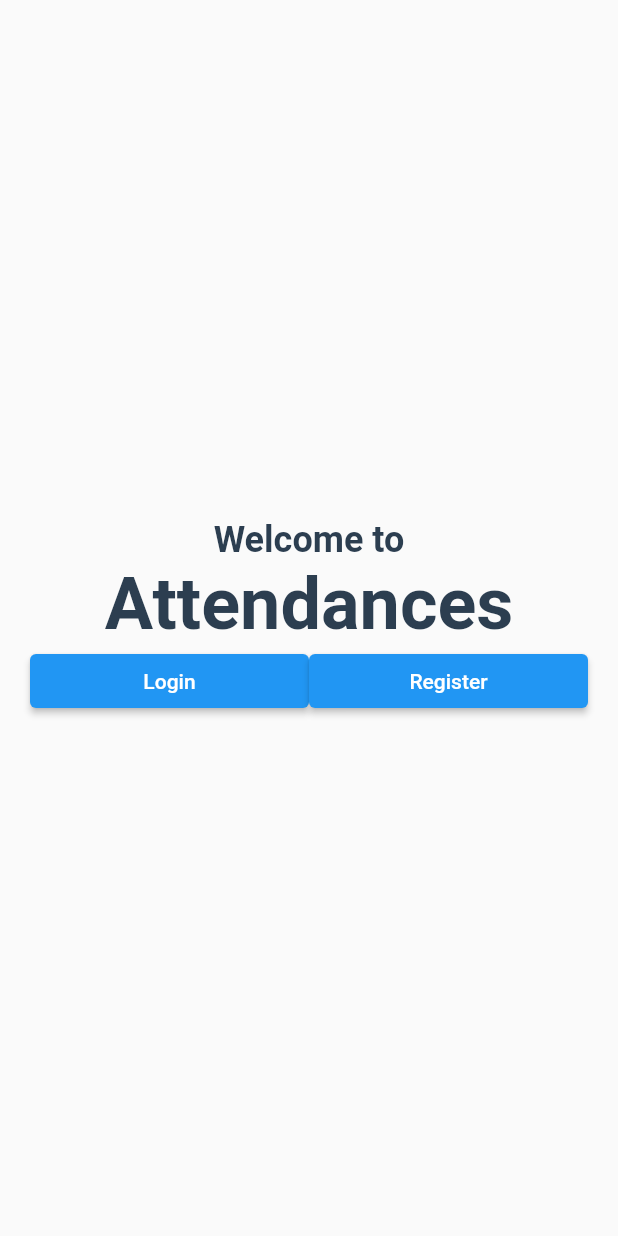
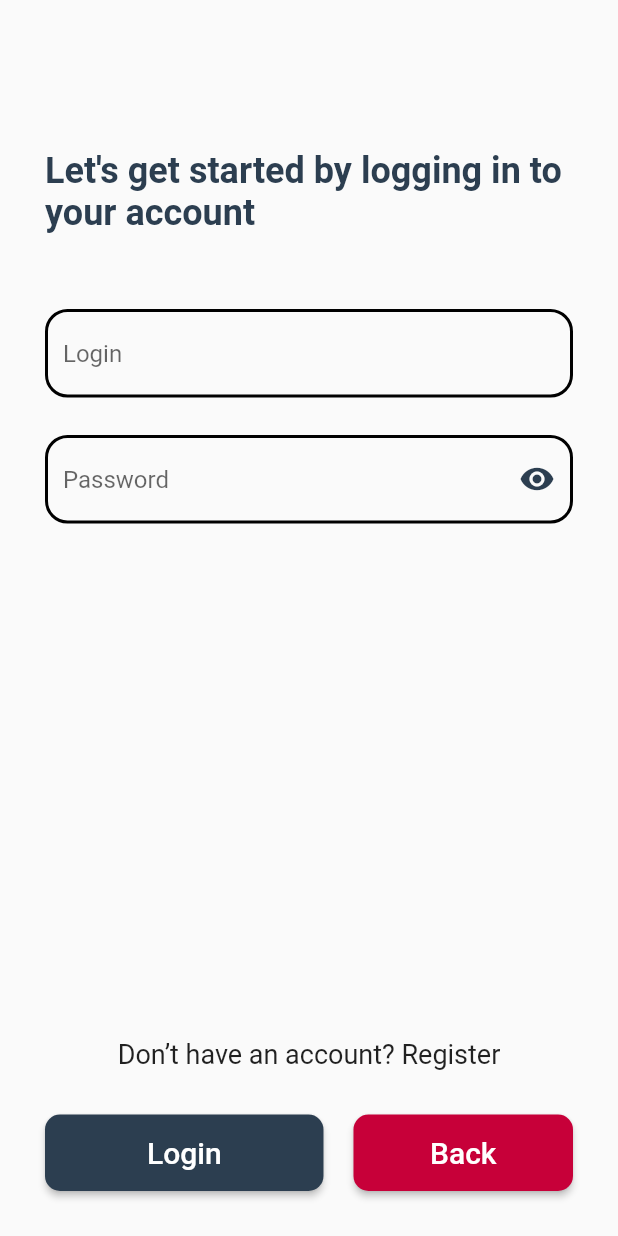
Before and after one commit to Ivanbhagaskara2608/Attendances-Flutter, a Flutter app: the WelcomePage screen opened directly, after a tap on "Login", on a phone screen of 412 x 824 dp. Run offline on Flutter 3.47's test engine with Material 2 defaults, Android fonts, the phone set to English and light mode, and no system bars.

Commit message:
add login UI

```diff
--- /dev/null
+++ b/lib/pages/login.dart
@@ -0,0 +1,75 @@
+import 'package:flutter/material.dart';
+import 'package:flutter_application_1/pages/dashboard.dart';
+import 'package:flutter_application_1/widgets/password_textfield.dart';
+import 'package:flutter_application_1/widgets/textfield_custom.dart';
+
+class Login extends StatelessWidget {
+  @override
+  Widget build(BuildContext context) {
+    return Scaffold(
+      body: Padding(
+        padding: EdgeInsets.symmetric(horizontal: 30, vertical: 30),
+        child: Column(children: [
+          Container(
+            margin: EdgeInsets.only(top: 70),
+            child: Text(
+              "Let's get started by logging in to your account",
+              style: TextStyle(
+                  fontSize: 24,
+                  fontWeight: FontWeight.bold,
+                  color: Color.fromARGB(255, 44, 62, 80)),
+            ),
+          ),
+          SizedBox(height: 25),
+          CustomTextFIeld("Login"),
+          CustomPasswordTextFIeld("Password"),
+          Spacer(),
+          Container(
+            margin: EdgeInsets.only(bottom: 30),
+            child: Text(
+              "Don’t have an account? Register",
+              style: TextStyle(fontSize: 18),
+            ),
+          ),
+          Row(
+            mainAxisAlignment: MainAxisAlignment.spaceAround,
+            children: [
+              Expanded(
+                  child: ElevatedButton(
+                      onPressed: () {
+                        Navigator.push(context, MaterialPageRoute(builder: (context) => Dashboard()));
+                      },
+                      style: ElevatedButton.styleFrom(
+                          shape: RoundedRectangleBorder(
+                              borderRadius: BorderRadius.circular(10)),
+                          backgroundColor:
+                              const Color.fromARGB(255, 44, 62, 80)),
+                      child: Padding(
+                        padding: EdgeInsets.symmetric(vertical: 14),
+                        child: Text("Login",
+                            style:
+                                TextStyle(fontSize: 20, color: Colors.white)),
+                      ))),
+              SizedBox(
+                width: 20,
+              ),
+              ElevatedButton(
+                  onPressed: () {
+                    Navigator.pop(context);
+                  },
+                  style: ElevatedButton.styleFrom(
+                      shape: RoundedRectangleBorder(
+                          borderRadius: BorderRadius.circular(10)),
+                      backgroundColor: const Color.fromARGB(255, 199, 0, 57)),
+                  child: Padding(
+                    padding: EdgeInsets.symmetric(vertical: 14, horizontal: 35),
+                    child: Text("Back",
+                        style: TextStyle(fontSize: 20, color: Colors.white)),
+                  ))
+            ],
+          )
+        ]),
+      ),
+    );
+  }
+}
--- a/lib/pages/splashscreen.dart
+++ b/lib/pages/splashscreen.dart
@@ -1,7 +1,7 @@
 import 'dart:async';
 
 import 'package:flutter/material.dart';
-import 'package:flutter_application_1/pages/dashboard.dart';
+import 'package:flutter_application_1/pages/welcome_page.dart';
 
 class SplashScreen extends StatefulWidget {
   const SplashScreen({super.key});
@@ -18,7 +18,7 @@ class _SplashScreenState extends State<SplashScreen> {
     Timer(Duration(seconds: 3), () {
       Navigator.of(context).pushReplacement(
         MaterialPageRoute(
-          builder: (BuildContext context) => Dashboard(),
+          builder: (BuildContext context) => WelcomePage(),
         ),
       );
     });
--- a/lib/pages/welcome_page.dart
+++ b/lib/pages/welcome_page.dart
@@ -1,14 +1,16 @@
 import 'package:flutter/material.dart';
+import 'package:flutter_application_1/pages/login.dart';
 
 class WelcomePage extends StatelessWidget {
   @override
   Widget build(BuildContext context) {
     return Scaffold(
         body: Padding(
-      padding: EdgeInsets.symmetric(horizontal: 20),
+      padding: EdgeInsets.symmetric(horizontal: 30, vertical: 30),
       child: Column(
-        mainAxisAlignment: MainAxisAlignment.center,
+        crossAxisAlignment: CrossAxisAlignment.start,
         children: [
+          Spacer(),
           Text(
             "Welcome to",
             style: TextStyle(
@@ -23,15 +25,44 @@ class WelcomePage extends StatelessWidget {
                 fontWeight: FontWeight.bold,
                 color: const Color.fromARGB(255, 44, 62, 80)),
           ),
+          Spacer(),
           Row(
             mainAxisAlignment: MainAxisAlignment.spaceAround,
             children: [
               Expanded(
-                  child:
-                      ElevatedButton(onPressed: () {}, child: Text("Login"))),
+                  child: ElevatedButton(
+                      onPressed: () {
+                        Navigator.push(context,
+                            MaterialPageRoute(builder: (context) => Login()));
+                      },
+                      style: ElevatedButton.styleFrom(
+                          shape: RoundedRectangleBorder(
+                              borderRadius: BorderRadius.circular(10)),
+                          backgroundColor:
+                              const Color.fromARGB(255, 44, 62, 80)),
+                      child: Padding(
+                        padding: EdgeInsets.symmetric(vertical: 14),
+                        child: Text("Login",
+                            style:
+                                TextStyle(fontSize: 20, color: Colors.white)),
+                      ))),
+              SizedBox(
+                width: 20,
+              ),
               Expanded(
                   child: ElevatedButton(
-                      onPressed: () {}, child: Text("Register"))),
+                      onPressed: () {},
+                      style: ElevatedButton.styleFrom(
+                          shape: RoundedRectangleBorder(
+                              borderRadius: BorderRadius.circular(10)),
+                          backgroundColor:
+                              const Color.fromARGB(255, 44, 62, 80)),
+                      child: Padding(
+                        padding: EdgeInsets.symmetric(vertical: 14),
+                        child: Text("Register",
+                            style:
+                                TextStyle(fontSize: 20, color: Colors.white)),
+                      ))),
             ],
           )
         ],
--- /dev/null
+++ b/lib/widgets/password_textfield.dart
@@ -0,0 +1,60 @@
+import 'package:flutter/material.dart';
+
+class CustomPasswordTextFIeld extends StatefulWidget {
+  final String hintName;
+
+  CustomPasswordTextFIeld(this.hintName);
+  @override
+  // ignore: library_private_types_in_public_api
+  _CustomPasswordTextFIeldState createState() =>
+      _CustomPasswordTextFIeldState();
+}
+
+class _CustomPasswordTextFIeldState extends State<CustomPasswordTextFIeld> {
+  final inputController = TextEditingController();
+  String password = "";
+  bool isPasswordVisible = false;
+
+  @override
+  void initState() {
+    super.initState();
+
+    inputController.addListener(() {
+      setState(() {});
+    });
+  }
+
+  @override
+  Widget build(BuildContext context) {
+    return Padding(
+      padding: const EdgeInsets.only(top: 25),
+      child: TextField(
+        onChanged: (value) => setState(() => password = value),
+        onSubmitted: (value) => setState(() => password = value),
+        controller: inputController,
+        obscureText: isPasswordVisible,
+        decoration: InputDecoration(
+            hintText: widget.hintName,
+            suffixIcon: IconButton(
+              icon: isPasswordVisible
+                  ? Icon(Icons.visibility_off,
+                      color: Color.fromARGB(255, 44, 62, 80))
+                  : Icon(Icons.visibility,
+                      color: Color.fromARGB(255, 44, 62, 80)),
+              onPressed: () {
+                setState(() {
+                  isPasswordVisible = !isPasswordVisible;
+                });
+              },
+            ),
+            enabledBorder: OutlineInputBorder(
+                borderRadius: BorderRadius.circular(15),
+                borderSide: BorderSide(color: Colors.black, width: 2)),
+            focusedBorder: OutlineInputBorder(
+                borderRadius: BorderRadius.circular(15),
+                borderSide: BorderSide(
+                    color: Color.fromARGB(255, 44, 62, 80), width: 2))),
+      ),
+    );
+  }
+}
--- /dev/null
+++ b/lib/widgets/textfield_custom.dart
@@ -0,0 +1,49 @@
+import 'package:flutter/material.dart';
+
+class CustomTextFIeld extends StatefulWidget {
+  final String hintName;
+
+  CustomTextFIeld(this.hintName);
+  @override
+  // ignore: library_private_types_in_public_api
+  _CustomTextFIeldState createState() => _CustomTextFIeldState();
+}
+
+class _CustomTextFIeldState extends State<CustomTextFIeld> {
+  final inputController = TextEditingController();
+
+  @override
+  void initState() {
+    super.initState();
+
+    inputController.addListener(() {
+      setState(() {});
+    });
+  }
+
+  @override
+  Widget build(BuildContext context) {
+    return Padding(
+      padding: const EdgeInsets.only(top: 25),
+      child: TextField(
+        controller: inputController,
+        decoration: InputDecoration(
+            hintText: widget.hintName,
+            suffixIcon: inputController.text.isEmpty
+                ? Container(width: 0)
+                : IconButton(
+                    icon: Icon(Icons.close,
+                        color: Color.fromARGB(255, 44, 62, 80)),
+                    onPressed: () => inputController.clear(),
+                  ),
+            enabledBorder: OutlineInputBorder(
+                borderRadius: BorderRadius.circular(15),
+                borderSide: BorderSide(color: Colors.black, width: 2)),
+            focusedBorder: OutlineInputBorder(
+                borderRadius: BorderRadius.circular(15),
+                borderSide: BorderSide(
+                    color: Color.fromARGB(255, 44, 62, 80), width: 2))),
+      ),
+    );
+  }
+}
```
